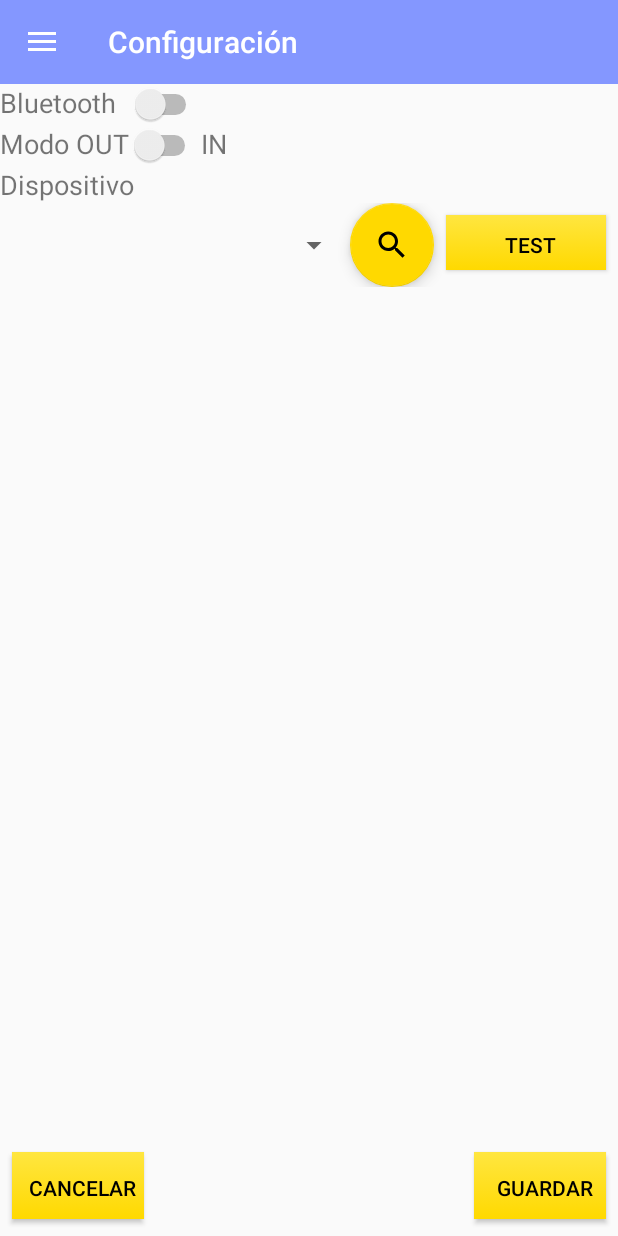
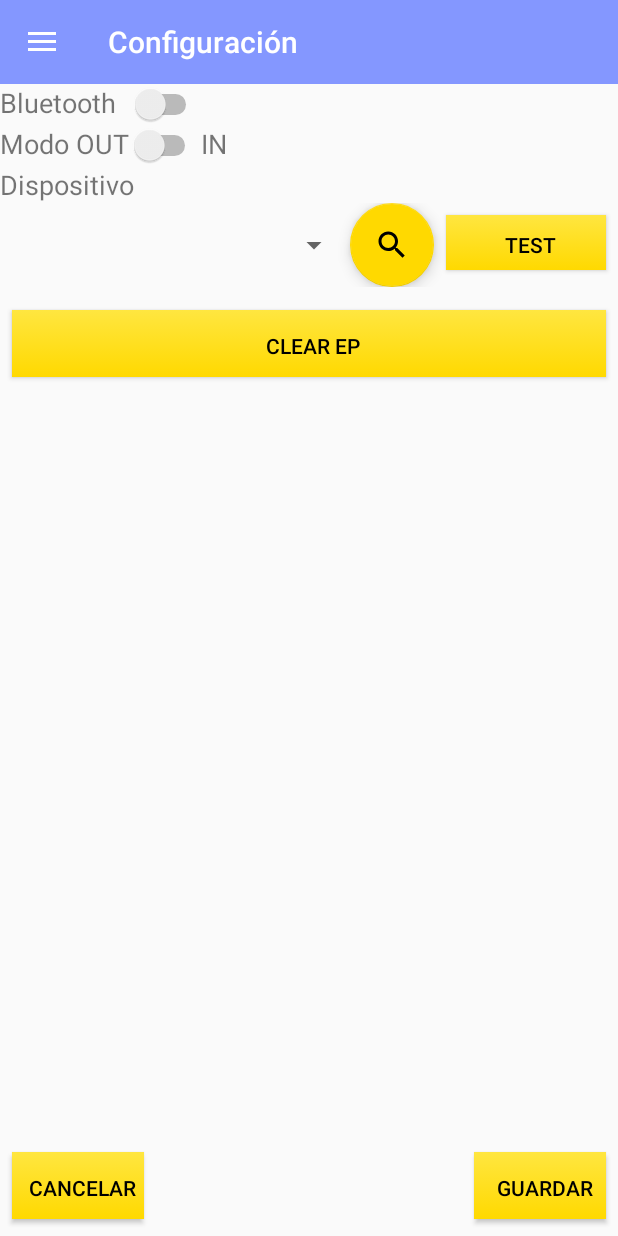
Before and after one commit to GabrielMiguez/pfinal, an Android app: the ConfigActivity screen opened directly, with no data from a screen before it, on a phone screen of 412 x 824 dp. Run offline under Robolectric (Android 15) with nearby library versions, the light colour scheme and no system bars.

Commit message:
config, delete epprom

```diff
--- a/NotSound/app/src/main/java/com/example/gabys/notsound/ConfigActivity.java
+++ b/NotSound/app/src/main/java/com/example/gabys/notsound/ConfigActivity.java
@@ -106,6 +106,10 @@ public class ConfigActivity extends Menu {
 
     public void test(View view){
         sendMSGSRV("T0|");
+    }
+
+    public void ClearEPPROM(View view){
+        sendMSGSRV("CE|");
     }
 
     public void btnOnBluetooth() {
--- a/NotSound/app/src/main/res/layout/content_config.xml
+++ b/NotSound/app/src/main/res/layout/content_config.xml
@@ -121,12 +121,47 @@
 
     </LinearLayout>
 
-    <TextView
-        android:id="@+id/txtInfo"
+    <LinearLayout
         android:layout_width="match_parent"
         android:layout_height="wrap_content"
+        android:layout_alignParentEnd="true"
+        android:layout_alignParentRight="true"
         android:layout_below="@+id/ly_dispositivos"
-        android:layout_weight="10" />
+        android:layout_marginTop="7dp"
+        android:orientation="horizontal"
+        android:id="@+id/linearLayout3">
+
+        <Button
+            android:id="@+id/btnClearEPPROM"
+            style="@style/style_button"
+            android:layout_width="wrap_content"
+            android:layout_height="wrap_content"
+            android:layout_alignParentBottom="true"
+            android:layout_alignParentRight="true"
+            android:layout_weight="1"
+            android:layoutDirection="rtl"
+            android:onClick="ClearEPPROM"
+            android:text="Clear EP" />
+    </LinearLayout>
+
+    <LinearLayout
+        android:layout_width="match_parent"
+        android:layout_height="wrap_content"
+        android:layout_alignLeft="@+id/btnCancelar"
+        android:layout_alignStart="@+id/btnCancelar"
+        android:layout_below="@+id/linearLayout3"
+        android:layout_marginLeft="25dp"
+        android:layout_marginStart="25dp"
+        android:layout_marginTop="8dp"
+        android:orientation="horizontal">
+
+        <TextView
+            android:id="@+id/txtInfo"
+            android:layout_width="match_parent"
+            android:layout_height="wrap_content"
+            android:layout_below="@+id/ly_dispositivos"
+            android:layout_weight="1" />
+    </LinearLayout>
 
     <Button
         android:id="@+id/btnCancelar"
```
